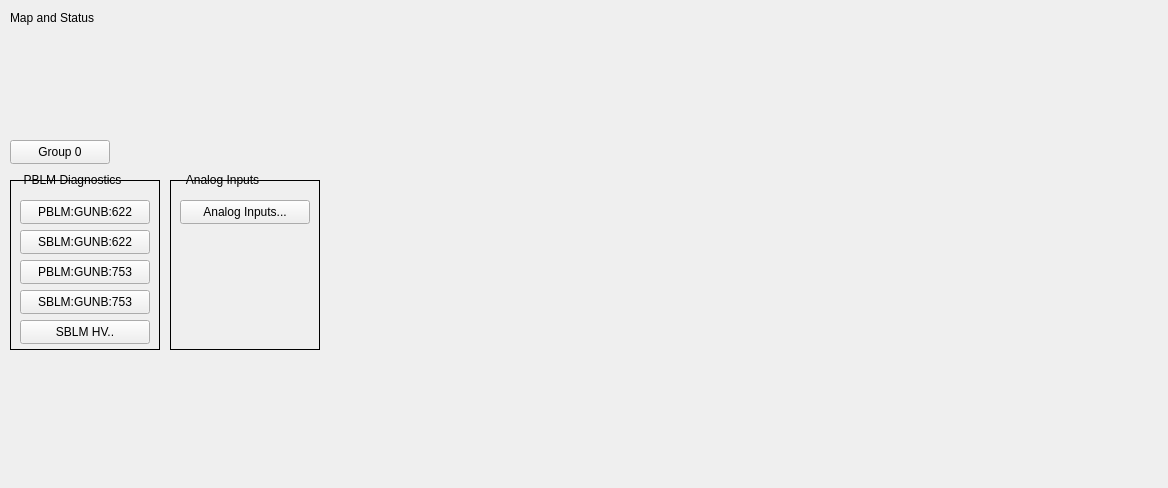
ad-build-test/pydm-mps, file gunb_main.ui: the form before one commit.
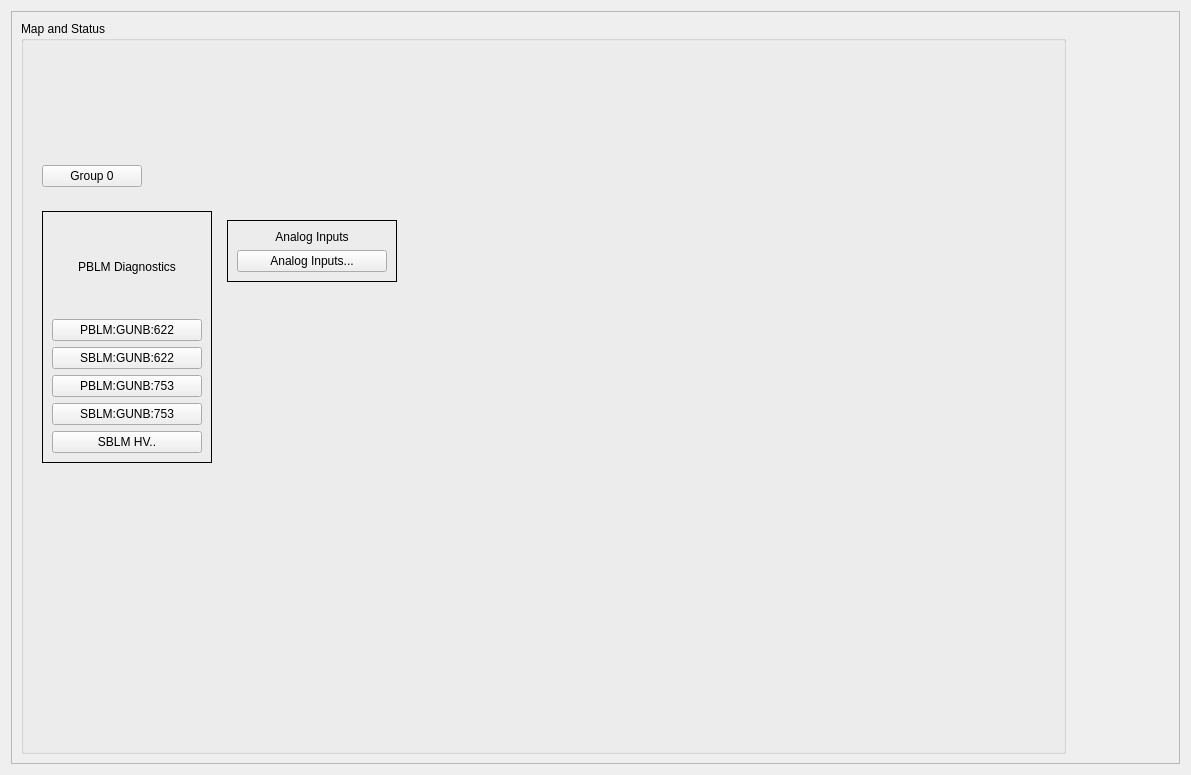
The form after the commit. Custom widgets are drawn as their Qt base class.

Commit message: Added layout that keeps logo in bottom right corner.

The edit to the form file:
```diff
--- a/gunb_main.ui
+++ b/gunb_main.ui
@@ -6,374 +6,508 @@
    <rect>
     <x>0</x>
     <y>0</y>
-    <width>1168</width>
-    <height>488</height>
+    <width>1191</width>
+    <height>775</height>
    </rect>
   </property>
   <property name="windowTitle">
    <string>GUNB Main</string>
   </property>
-  <widget class="QLabel" name="label_3">
-   <property name="geometry">
-    <rect>
-     <x>10</x>
-     <y>10</y>
-     <width>121</width>
-     <height>16</height>
-    </rect>
-   </property>
-   <property name="text">
-    <string>Map and Status</string>
-   </property>
-  </widget>
-  <widget class="PyDMEmbeddedDisplay" name="PyDMEmbeddedDisplay_3">
-   <property name="geometry">
-    <rect>
-     <x>10</x>
-     <y>30</y>
-     <width>881</width>
-     <height>101</height>
-    </rect>
-   </property>
-   <property name="toolTip">
-    <string/>
-   </property>
-   <property name="filename" stdset="0">
-    <string>$PHYSICS_TOP/mps_configuration/current/display/areas/mps_gunb_link_nodes.ui</string>
-   </property>
-  </widget>
-  <widget class="PyDMRelatedDisplayButton" name="PyDMRelatedDisplayButton_5">
-   <property name="geometry">
-    <rect>
-     <x>10</x>
-     <y>140</y>
-     <width>100</width>
-     <height>24</height>
-    </rect>
-   </property>
-   <property name="toolTip">
-    <string/>
-   </property>
-   <property name="text">
-    <string>Group 0</string>
-   </property>
-   <property name="filenames" stdset="0">
-    <stringlist>
-     <string>$PHYSICS_TOP/mps_configuration/current/display/groups/LinkNodeGroup0.ui</string>
-    </stringlist>
-   </property>
-   <property name="showIcon" stdset="0">
-    <bool>false</bool>
-   </property>
-   <property name="openInNewWindow" stdset="0">
-    <bool>true</bool>
-   </property>
-  </widget>
-  <widget class="PyDMDrawingImage" name="PyDMDrawingImage_2">
-   <property name="geometry">
-    <rect>
-     <x>970</x>
-     <y>400</y>
-     <width>80</width>
-     <height>75</height>
-    </rect>
-   </property>
-   <property name="toolTip">
-    <string/>
-   </property>
-   <property name="styleSheet">
-    <string notr="true"/>
-   </property>
-   <property name="brush" stdset="0">
-    <brush brushstyle="SolidPattern">
-     <color alpha="255">
-      <red>193</red>
-      <green>193</green>
-      <blue>195</blue>
-     </color>
-    </brush>
-   </property>
-   <property name="filename" stdset="0">
-    <string>lcls_mps_lockup_stacked_digital.png</string>
-   </property>
-  </widget>
-  <widget class="QFrame" name="frame">
-   <property name="geometry">
-    <rect>
-     <x>10</x>
-     <y>180</y>
-     <width>150</width>
-     <height>170</height>
-    </rect>
-   </property>
-   <property name="frameShape">
-    <enum>QFrame::Box</enum>
-   </property>
-   <property name="frameShadow">
-    <enum>QFrame::Plain</enum>
-   </property>
-   <widget class="PyDMEDMDisplayButton" name="PyDMEDMDisplayButton">
-    <property name="geometry">
-     <rect>
-      <x>10</x>
-      <y>20</y>
-      <width>130</width>
-      <height>24</height>
-     </rect>
-    </property>
-    <property name="toolTip">
-     <string/>
-    </property>
-    <property name="text">
-     <string>PBLM:GUNB:622</string>
-    </property>
-    <property name="filenames" stdset="0">
-     <stringlist>
-      <string>$EDM/bcs/bcs_pblm_status.edl</string>
-     </stringlist>
-    </property>
-    <property name="titles" stdset="0">
-     <stringlist/>
-    </property>
-    <property name="showIcon" stdset="0">
-     <bool>false</bool>
-    </property>
-    <property name="macros" stdset="0">
-     <stringlist>
-      <string>BLM=PBLM:GUNB:622</string>
-     </stringlist>
-    </property>
-    <property name="openInNewWindow" stdset="0">
-     <bool>true</bool>
-    </property>
-   </widget>
-   <widget class="PyDMEDMDisplayButton" name="PyDMEDMDisplayButton_2">
-    <property name="geometry">
-     <rect>
-      <x>10</x>
-      <y>50</y>
-      <width>130</width>
-      <height>24</height>
-     </rect>
-    </property>
-    <property name="toolTip">
-     <string/>
-    </property>
-    <property name="text">
-     <string>SBLM:GUNB:622</string>
-    </property>
-    <property name="filenames" stdset="0">
-     <stringlist>
-      <string>$EDM/bcs/bcs_pblm_status.edl</string>
-     </stringlist>
-    </property>
-    <property name="titles" stdset="0">
-     <stringlist>
-      <string>SBLM:GUNB:622</string>
-      <string></string>
-     </stringlist>
-    </property>
-    <property name="showIcon" stdset="0">
-     <bool>false</bool>
-    </property>
-    <property name="macros" stdset="0">
-     <stringlist>
-      <string>BLM=SBLM:GUNB:622</string>
-     </stringlist>
-    </property>
-    <property name="openInNewWindow" stdset="0">
-     <bool>true</bool>
-    </property>
-   </widget>
-   <widget class="PyDMEDMDisplayButton" name="PyDMEDMDisplayButton_3">
-    <property name="geometry">
-     <rect>
-      <x>10</x>
-      <y>80</y>
-      <width>130</width>
-      <height>24</height>
-     </rect>
-    </property>
-    <property name="toolTip">
-     <string/>
-    </property>
-    <property name="text">
-     <string>PBLM:GUNB:753</string>
-    </property>
-    <property name="filenames" stdset="0">
-     <stringlist>
-      <string>$EDM/bcs/bcs_pblm_status.edl</string>
-     </stringlist>
-    </property>
-    <property name="titles" stdset="0">
-     <stringlist>
-      <string>PBLM:GUNB:753</string>
-      <string></string>
-     </stringlist>
-    </property>
-    <property name="showIcon" stdset="0">
-     <bool>false</bool>
-    </property>
-    <property name="macros" stdset="0">
-     <stringlist>
-      <string>BLM=PBLM:GUNB:753</string>
-     </stringlist>
-    </property>
-    <property name="openInNewWindow" stdset="0">
-     <bool>true</bool>
-    </property>
-   </widget>
-   <widget class="PyDMEDMDisplayButton" name="PyDMEDMDisplayButton_4">
-    <property name="geometry">
-     <rect>
-      <x>10</x>
-      <y>110</y>
-      <width>130</width>
-      <height>24</height>
-     </rect>
-    </property>
-    <property name="toolTip">
-     <string/>
-    </property>
-    <property name="text">
-     <string>SBLM:GUNB:753</string>
-    </property>
-    <property name="filenames" stdset="0">
-     <stringlist>
-      <string>$EDM/bcs/bcs_pblm_status.edl</string>
-     </stringlist>
-    </property>
-    <property name="titles" stdset="0">
-     <stringlist>
-      <string>SBLM:GUNB:753</string>
-      <string></string>
-     </stringlist>
-    </property>
-    <property name="showIcon" stdset="0">
-     <bool>false</bool>
-    </property>
-    <property name="macros" stdset="0">
-     <stringlist>
-      <string>BLM=SBLM:GUNB:753</string>
-     </stringlist>
-    </property>
-    <property name="openInNewWindow" stdset="0">
-     <bool>true</bool>
-    </property>
-   </widget>
-   <widget class="PyDMShellCommand" name="PyDMShellCommand">
-    <property name="geometry">
-     <rect>
-      <x>10</x>
-      <y>140</y>
-      <width>130</width>
-      <height>24</height>
-     </rect>
-    </property>
-    <property name="toolTip">
-     <string/>
-    </property>
-    <property name="text">
-     <string>SBLM HV..</string>
-    </property>
-    <property name="showIcon" stdset="0">
-     <bool>false</bool>
-    </property>
-    <property name="commands" stdset="0">
-     <stringlist>
-      <string>edm -x -m &quot;dev=HVM:GUNB:MP01,dev0=SBLM:GUNB:622,dev1=SBLM:GUNB:753,dev2=HVM:GUNB:100,dev3=HVM:GUNB:200&quot; $EDM/ws/caen_hv_DT5533.edl</string>
-     </stringlist>
-    </property>
-   </widget>
-  </widget>
-  <widget class="QLabel" name="label">
-   <property name="geometry">
-    <rect>
-     <x>15</x>
-     <y>170</y>
-     <width>115</width>
-     <height>20</height>
-    </rect>
-   </property>
-   <property name="text">
-    <string>PBLM Diagnostics</string>
-   </property>
-   <property name="alignment">
-    <set>Qt::AlignCenter</set>
-   </property>
-  </widget>
-  <widget class="QFrame" name="frame_2">
-   <property name="geometry">
-    <rect>
-     <x>170</x>
-     <y>180</y>
-     <width>150</width>
-     <height>170</height>
-    </rect>
-   </property>
-   <property name="frameShape">
-    <enum>QFrame::Box</enum>
-   </property>
-   <property name="frameShadow">
-    <enum>QFrame::Plain</enum>
-   </property>
-   <widget class="PyDMRelatedDisplayButton" name="PyDMRelatedDisplayButton">
-    <property name="geometry">
-     <rect>
-      <x>10</x>
-      <y>20</y>
-      <width>130</width>
-      <height>24</height>
-     </rect>
-    </property>
-    <property name="toolTip">
-     <string/>
-    </property>
-    <property name="text">
-     <string>Analog Inputs...</string>
-    </property>
-    <property name="filenames" stdset="0">
-     <stringlist>
-      <string>mps_threshold_area.ui</string>
-     </stringlist>
-    </property>
-    <property name="showIcon" stdset="0">
-     <bool>false</bool>
-    </property>
-    <property name="macros" stdset="0">
-     <stringlist>
-      <string>{&quot;AREA&quot;:&quot;GUNB&quot;}</string>
-     </stringlist>
-    </property>
-    <property name="openInNewWindow" stdset="0">
-     <bool>true</bool>
-    </property>
-   </widget>
-  </widget>
-  <widget class="QLabel" name="label_2">
-   <property name="geometry">
-    <rect>
-     <x>175</x>
-     <y>170</y>
-     <width>95</width>
-     <height>20</height>
-    </rect>
-   </property>
-   <property name="text">
-    <string>Analog Inputs</string>
-   </property>
-   <property name="alignment">
-    <set>Qt::AlignCenter</set>
-   </property>
-  </widget>
+  <layout class="QGridLayout" name="gridLayout_8">
+   <item row="0" column="0">
+    <widget class="QFrame" name="frame_7">
+     <property name="frameShape">
+      <enum>QFrame::StyledPanel</enum>
+     </property>
+     <property name="frameShadow">
+      <enum>QFrame::Raised</enum>
+     </property>
+     <layout class="QGridLayout" name="gridLayout_7">
+      <item row="0" column="0">
+       <widget class="QGroupBox" name="groupBox">
+        <property name="title">
+         <string>Map and Status</string>
+        </property>
+        <layout class="QGridLayout" name="gridLayout_2">
+         <item row="3" column="0">
+          <spacer name="verticalSpacer_2">
+           <property name="orientation">
+            <enum>Qt::Vertical</enum>
+           </property>
+           <property name="sizeHint" stdset="0">
+            <size>
+             <width>20</width>
+             <height>40</height>
+            </size>
+           </property>
+          </spacer>
+         </item>
+         <item row="2" column="0">
+          <widget class="QFrame" name="frame_4">
+           <property name="frameShape">
+            <enum>QFrame::NoFrame</enum>
+           </property>
+           <property name="frameShadow">
+            <enum>QFrame::Raised</enum>
+           </property>
+           <layout class="QGridLayout" name="gridLayout_4">
+            <item row="0" column="1">
+             <widget class="QFrame" name="frame_2">
+              <property name="minimumSize">
+               <size>
+                <width>0</width>
+                <height>0</height>
+               </size>
+              </property>
+              <property name="maximumSize">
+               <size>
+                <width>100000</width>
+                <height>10000000</height>
+               </size>
+              </property>
+              <property name="frameShape">
+               <enum>QFrame::NoFrame</enum>
+              </property>
+              <property name="frameShadow">
+               <enum>QFrame::Plain</enum>
+              </property>
+              <layout class="QGridLayout" name="gridLayout">
+               <item row="1" column="0">
+                <spacer name="verticalSpacer">
+                 <property name="orientation">
+                  <enum>Qt::Vertical</enum>
+                 </property>
+                 <property name="sizeHint" stdset="0">
+                  <size>
+                   <width>20</width>
+                   <height>40</height>
+                  </size>
+                 </property>
+                </spacer>
+               </item>
+               <item row="0" column="0">
+                <widget class="QFrame" name="frame_5">
+                 <property name="frameShape">
+                  <enum>QFrame::Box</enum>
+                 </property>
+                 <property name="frameShadow">
+                  <enum>QFrame::Plain</enum>
+                 </property>
+                 <layout class="QGridLayout" name="gridLayout_5">
+                  <item row="0" column="0">
+                   <widget class="QLabel" name="label_2">
+                    <property name="text">
+                     <string>Analog Inputs</string>
+                    </property>
+                    <property name="alignment">
+                     <set>Qt::AlignCenter</set>
+                    </property>
+                   </widget>
+                  </item>
+                  <item row="1" column="0">
+                   <widget class="PyDMRelatedDisplayButton" name="PyDMRelatedDisplayButton">
+                    <property name="minimumSize">
+                     <size>
+                      <width>150</width>
+                      <height>20</height>
+                     </size>
+                    </property>
+                    <property name="toolTip">
+                     <string/>
+                    </property>
+                    <property name="text">
+                     <string>Analog Inputs...</string>
+                    </property>
+                    <property name="filenames" stdset="0">
+                     <stringlist>
+                      <string>mps_threshold_area.ui</string>
+                     </stringlist>
+                    </property>
+                    <property name="showIcon" stdset="0">
+                     <bool>false</bool>
+                    </property>
+                    <property name="macros" stdset="0">
+                     <stringlist>
+                      <string>{&quot;AREA&quot;:&quot;GUNB&quot;}</string>
+                     </stringlist>
+                    </property>
+                    <property name="openInNewWindow" stdset="0">
+                     <bool>true</bool>
+                    </property>
+                   </widget>
+                  </item>
+                 </layout>
+                </widget>
+               </item>
+              </layout>
+             </widget>
+            </item>
+            <item row="0" column="2">
+             <spacer name="horizontalSpacer_2">
+              <property name="orientation">
+               <enum>Qt::Horizontal</enum>
+              </property>
+              <property name="sizeHint" stdset="0">
+               <size>
+                <width>40</width>
+                <height>20</height>
+               </size>
+              </property>
+             </spacer>
+            </item>
+            <item row="0" column="0">
+             <widget class="QFrame" name="frame">
+              <property name="minimumSize">
+               <size>
+                <width>170</width>
+                <height>170</height>
+               </size>
+              </property>
+              <property name="frameShape">
+               <enum>QFrame::Box</enum>
+              </property>
+              <property name="frameShadow">
+               <enum>QFrame::Plain</enum>
+              </property>
+              <layout class="QVBoxLayout" name="verticalLayout">
+               <item>
+                <widget class="QLabel" name="label">
+                 <property name="text">
+                  <string>PBLM Diagnostics</string>
+                 </property>
+                 <property name="alignment">
+                  <set>Qt::AlignCenter</set>
+                 </property>
+                </widget>
+               </item>
+               <item>
+                <widget class="PyDMEDMDisplayButton" name="PyDMEDMDisplayButton">
+                 <property name="minimumSize">
+                  <size>
+                   <width>150</width>
+                   <height>20</height>
+                  </size>
+                 </property>
+                 <property name="toolTip">
+                  <string/>
+                 </property>
+                 <property name="text">
+                  <string>PBLM:GUNB:622</string>
+                 </property>
+                 <property name="filenames" stdset="0">
+                  <stringlist>
+                   <string>$EDM/bcs/bcs_pblm_status.edl</string>
+                  </stringlist>
+                 </property>
+                 <property name="titles" stdset="0">
+                  <stringlist/>
+                 </property>
+                 <property name="showIcon" stdset="0">
+                  <bool>false</bool>
+                 </property>
+                 <property name="macros" stdset="0">
+                  <stringlist>
+                   <string>BLM=PBLM:GUNB:622</string>
+                  </stringlist>
+                 </property>
+                 <property name="openInNewWindow" stdset="0">
+                  <bool>true</bool>
+                 </property>
+                </widget>
+               </item>
+               <item>
+                <widget class="PyDMEDMDisplayButton" name="PyDMEDMDisplayButton_2">
+                 <property name="minimumSize">
+                  <size>
+                   <width>150</width>
+                   <height>20</height>
+                  </size>
+                 </property>
+                 <property name="toolTip">
+                  <string/>
+                 </property>
+                 <property name="text">
+                  <string>SBLM:GUNB:622</string>
+                 </property>
+                 <property name="filenames" stdset="0">
+                  <stringlist>
+                   <string>$EDM/bcs/bcs_pblm_status.edl</string>
+                  </stringlist>
+                 </property>
+                 <property name="titles" stdset="0">
+                  <stringlist>
+                   <string>SBLM:GUNB:622</string>
+                   <string></string>
+                  </stringlist>
+                 </property>
+                 <property name="showIcon" stdset="0">
+                  <bool>false</bool>
+                 </property>
+                 <property name="macros" stdset="0">
+                  <stringlist>
+                   <string>BLM=SBLM:GUNB:622</string>
+                  </stringlist>
+                 </property>
+                 <property name="openInNewWindow" stdset="0">
+                  <bool>true</bool>
+                 </property>
+                </widget>
+               </item>
+               <item>
+                <widget class="PyDMEDMDisplayButton" name="PyDMEDMDisplayButton_3">
+                 <property name="minimumSize">
+                  <size>
+                   <width>150</width>
+                   <height>20</height>
+                  </size>
+                 </property>
+                 <property name="toolTip">
+                  <string/>
+                 </property>
+                 <property name="text">
+                  <string>PBLM:GUNB:753</string>
+                 </property>
+                 <property name="filenames" stdset="0">
+                  <stringlist>
+                   <string>$EDM/bcs/bcs_pblm_status.edl</string>
+                  </stringlist>
+                 </property>
+                 <property name="titles" stdset="0">
+                  <stringlist>
+                   <string>PBLM:GUNB:753</string>
+                   <string></string>
+                  </stringlist>
+                 </property>
+                 <property name="showIcon" stdset="0">
+                  <bool>false</bool>
+                 </property>
+                 <property name="macros" stdset="0">
+                  <stringlist>
+                   <string>BLM=PBLM:GUNB:753</string>
+                  </stringlist>
+                 </property>
+                 <property name="openInNewWindow" stdset="0">
+                  <bool>true</bool>
+                 </property>
+                </widget>
+               </item>
+               <item>
+                <widget class="PyDMEDMDisplayButton" name="PyDMEDMDisplayButton_4">
+                 <property name="minimumSize">
+                  <size>
+                   <width>150</width>
+                   <height>20</height>
+                  </size>
+                 </property>
+                 <property name="toolTip">
+                  <string/>
+                 </property>
+                 <property name="text">
+                  <string>SBLM:GUNB:753</string>
+                 </property>
+                 <property name="filenames" stdset="0">
+                  <stringlist>
+                   <string>$EDM/bcs/bcs_pblm_status.edl</string>
+                  </stringlist>
+                 </property>
+                 <property name="titles" stdset="0">
+                  <stringlist>
+                   <string>SBLM:GUNB:753</string>
+                   <string></string>
+                  </stringlist>
+                 </property>
+                 <property name="showIcon" stdset="0">
+                  <bool>false</bool>
+                 </property>
+                 <property name="macros" stdset="0">
+                  <stringlist>
+                   <string>BLM=SBLM:GUNB:753</string>
+                  </stringlist>
+                 </property>
+                 <property name="openInNewWindow" stdset="0">
+                  <bool>true</bool>
+                 </property>
+                </widget>
+               </item>
+               <item>
+                <widget class="PyDMShellCommand" name="PyDMShellCommand">
+                 <property name="minimumSize">
+                  <size>
+                   <width>150</width>
+                   <height>20</height>
+                  </size>
+                 </property>
+                 <property name="toolTip">
+                  <string/>
+                 </property>
+                 <property name="text">
+                  <string>SBLM HV..</string>
+                 </property>
+                 <property name="showIcon" stdset="0">
+                  <bool>false</bool>
+                 </property>
+                 <property name="commands" stdset="0">
+                  <stringlist>
+                   <string>edm -x -m &quot;dev=HVM:GUNB:MP01,dev0=SBLM:GUNB:622,dev1=SBLM:GUNB:753,dev2=HVM:GUNB:100,dev3=HVM:GUNB:200&quot; $EDM/ws/caen_hv_DT5533.edl</string>
+                  </stringlist>
+                 </property>
+                </widget>
+               </item>
+              </layout>
+             </widget>
+            </item>
+           </layout>
+          </widget>
+         </item>
+         <item row="1" column="0">
+          <widget class="QFrame" name="frame_3">
+           <property name="frameShape">
+            <enum>QFrame::NoFrame</enum>
+           </property>
+           <property name="frameShadow">
+            <enum>QFrame::Raised</enum>
+           </property>
+           <layout class="QGridLayout" name="gridLayout_3">
+            <item row="0" column="0">
+             <widget class="PyDMRelatedDisplayButton" name="PyDMRelatedDisplayButton_5">
+              <property name="minimumSize">
+               <size>
+                <width>100</width>
+                <height>20</height>
+               </size>
+              </property>
+              <property name="toolTip">
+               <string/>
+              </property>
+              <property name="text">
+               <string>Group 0</string>
+              </property>
+              <property name="filenames" stdset="0">
+               <stringlist>
+                <string>$PHYSICS_TOP/mps_configuration/current/display/groups/LinkNodeGroup0.ui</string>
+               </stringlist>
+              </property>
+              <property name="showIcon" stdset="0">
+               <bool>false</bool>
+              </property>
+              <property name="openInNewWindow" stdset="0">
+               <bool>true</bool>
+              </property>
+             </widget>
+            </item>
+            <item row="0" column="1">
+             <spacer name="horizontalSpacer">
+              <property name="orientation">
+               <enum>Qt::Horizontal</enum>
+              </property>
+              <property name="sizeHint" stdset="0">
+               <size>
+                <width>40</width>
+                <height>20</height>
+               </size>
+              </property>
+             </spacer>
+            </item>
+           </layout>
+          </widget>
+         </item>
+         <item row="0" column="0">
+          <widget class="PyDMEmbeddedDisplay" name="PyDMEmbeddedDisplay_3">
+           <property name="minimumSize">
+            <size>
+             <width>875</width>
+             <height>100</height>
+            </size>
+           </property>
+           <property name="toolTip">
+            <string/>
+           </property>
+           <property name="filename" stdset="0">
+            <string>$PHYSICS_TOP/mps_configuration/current/display/areas/mps_gunb_link_nodes.ui</string>
+           </property>
+          </widget>
+         </item>
+         <item row="2" column="1">
+          <spacer name="horizontalSpacer_3">
+           <property name="orientation">
+            <enum>Qt::Horizontal</enum>
+           </property>
+           <property name="sizeHint" stdset="0">
+            <size>
+             <width>40</width>
+             <height>20</height>
+            </size>
+           </property>
+          </spacer>
+         </item>
+        </layout>
+       </widget>
+      </item>
+      <item row="0" column="1">
+       <widget class="QFrame" name="frame_6">
+        <property name="frameShape">
+         <enum>QFrame::NoFrame</enum>
+        </property>
+        <property name="frameShadow">
+         <enum>QFrame::Raised</enum>
+        </property>
+        <layout class="QGridLayout" name="gridLayout_6">
+         <item row="1" column="0">
+          <widget class="PyDMDrawingImage" name="PyDMDrawingImage_2">
+           <property name="minimumSize">
+            <size>
+             <width>80</width>
+             <height>75</height>
+            </size>
+           </property>
+           <property name="maximumSize">
+            <size>
+             <width>80</width>
+             <height>75</height>
+            </size>
+           </property>
+           <property name="toolTip">
+            <string/>
+           </property>
+           <property name="styleSheet">
+            <string notr="true"/>
+           </property>
+           <property name="brush" stdset="0">
+            <brush brushstyle="SolidPattern">
+             <color alpha="255">
+              <red>193</red>
+              <green>193</green>
+              <blue>195</blue>
+             </color>
+            </brush>
+           </property>
+           <property name="filename" stdset="0">
+            <string>lcls_mps_lockup_stacked_digital.png</string>
+           </property>
+          </widget>
+         </item>
+         <item row="0" column="0">
+          <spacer name="verticalSpacer_3">
+           <property name="orientation">
+            <enum>Qt::Vertical</enum>
+           </property>
+           <property name="sizeHint" stdset="0">
+            <size>
+             <width>20</width>
+             <height>40</height>
+            </size>
+           </property>
+          </spacer>
+         </item>
+        </layout>
+       </widget>
+      </item>
+     </layout>
+    </widget>
+   </item>
+  </layout>
  </widget>
  <customwidgets>
-  <customwidget>
-   <class>PyDMEDMDisplayButton</class>
-   <extends>PyDMRelatedDisplayButton</extends>
-   <header>edmbutton.edm_button</header>
-   <container>1</container>
-  </customwidget>
   <customwidget>
    <class>PyDMShellCommand</class>
    <extends>QPushButton</extends>
@@ -394,6 +528,12 @@
    <extends>QWidget</extends>
    <header>pydm.widgets.drawing</header>
   </customwidget>
+  <customwidget>
+   <class>PyDMEDMDisplayButton</class>
+   <extends>PyDMRelatedDisplayButton</extends>
+   <header>edmbutton.edm_button</header>
+   <container>1</container>
+  </customwidget>
  </customwidgets>
  <resources/>
  <connections/>
```
